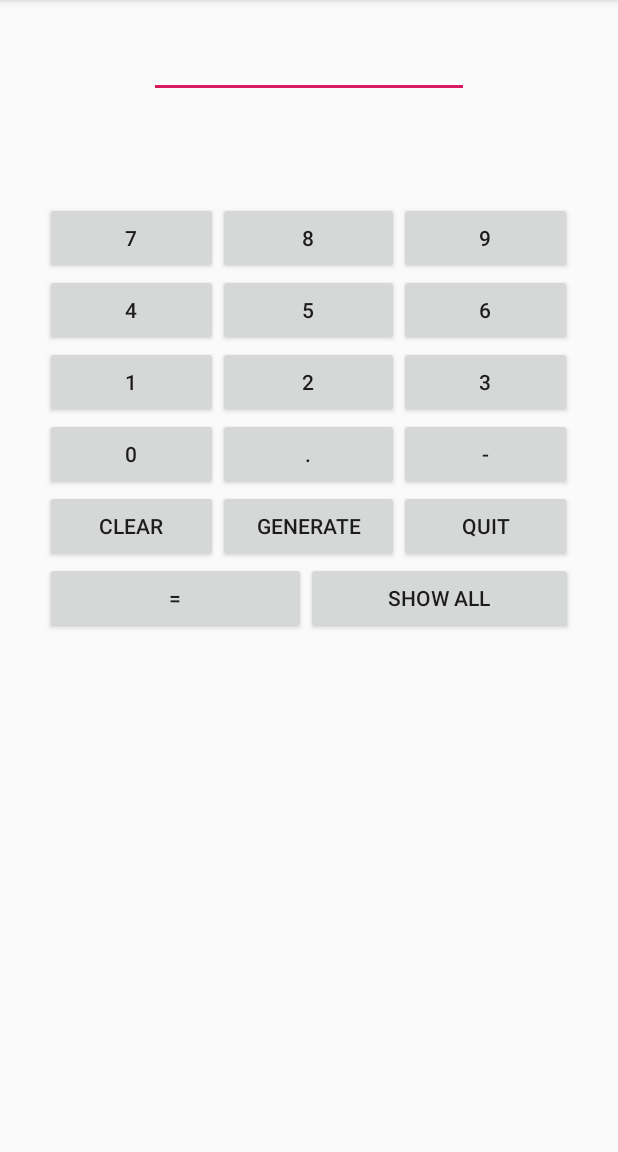
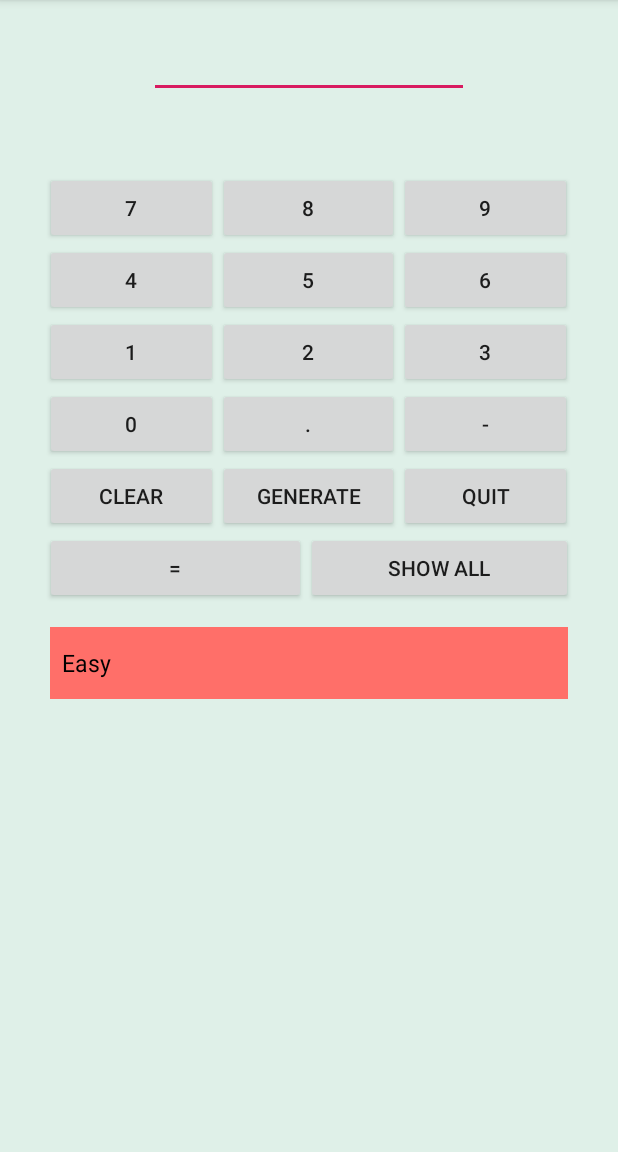
Before and after one commit to SahilGogna/Android-Calculator, an Android app: the screen it shows after launch (MainActivity), on a phone screen of 412 x 824 dp, the part 84-1236 px from its top. Run offline under Robolectric (Android 15) with nearby library versions, the phone set to English and light mode, and no system bars.

Commit message:
Difficulty levels added

```diff
--- a/app/src/main/java/com/example/sahilgogna/calculator/MainActivity.java
+++ b/app/src/main/java/com/example/sahilgogna/calculator/MainActivity.java
@@ -6,8 +6,11 @@ import android.support.v7.app.AppCompatActivity;
 import android.os.Bundle;
 import android.text.InputType;
 import android.view.View;
+import android.widget.AdapterView;
+import android.widget.ArrayAdapter;
 import android.widget.Button;
 import android.widget.EditText;
+import android.widget.Spinner;
 import android.widget.TextView;
 import android.widget.Toast;
 
@@ -16,7 +19,7 @@ import java.util.Random;
 
 import Model.FinalResult;
 
-public class MainActivity extends AppCompatActivity implements View.OnClickListener {
+public class MainActivity extends AppCompatActivity implements View.OnClickListener, AdapterView.OnItemSelectedListener {
 
     EditText resultInput;
     Button clear, quit;
@@ -27,6 +30,11 @@ public class MainActivity extends AppCompatActivity implements View.OnClickListe
     int number1, number2;
     String operation;
     ArrayList<FinalResult> list = new ArrayList<>();
+    Spinner spinner;
+    ArrayAdapter adapter;
+    ArrayList<String> difficultyLevels;
+    String selectedLevel;
+    int start;
 
     @Override
     protected void onCreate(Bundle savedInstanceState) {
@@ -68,6 +76,15 @@ public class MainActivity extends AppCompatActivity implements View.OnClickListe
         showAll = findViewById(R.id.showAll);
         equals = findViewById(R.id.equals);
         minus = findViewById(R.id.dash);
+
+        spinner = findViewById(R.id.spinner);
+        difficultyLevels =  new ArrayList<>();
+        difficultyLevels.add("Easy");
+        difficultyLevels.add("Medium");
+        difficultyLevels.add("Hard");
+        adapter = new ArrayAdapter(this, android.R.layout.simple_spinner_dropdown_item, difficultyLevels);
+        spinner.setAdapter(adapter);
+        spinner.setOnItemSelectedListener(this);
     }
 
     private void setOnClickListeners() {
@@ -194,10 +211,15 @@ public class MainActivity extends AppCompatActivity implements View.OnClickListe
         CountDownTimer countDownTimer = new CountDownTimer(3000,500) {
             @Override
             public void onTick(long millisUntilFinished) {
+                switch (selectedLevel){
+                    case "Easy": start = 10; break;
+                    case "Medium": start = 20; break;
+                    case "Hard": start = 40; break;
+                }
                 resultInput.setText(null);
                 Random random = new Random();
-                number1 = random.nextInt(100);
-                number2 = random.nextInt(100);
+                number1 = random.nextInt(start);
+                number2 = random.nextInt(start);
                 int index = random.nextInt(3);
                 operation = charcters[index];
                 generatedNumber.setText(number1+operation+number2);
@@ -210,4 +232,14 @@ public class MainActivity extends AppCompatActivity implements View.OnClickListe
         };
         countDownTimer.start();
     }
+
+    @Override
+    public void onItemSelected(AdapterView<?> parent, View view, int position, long id) {
+        selectedLevel = parent.getItemAtPosition(position).toString();
+    }
+
+    @Override
+    public void onNothingSelected(AdapterView<?> parent) {
+
+    }
 }
--- a/app/src/main/res/layout/activity_main.xml
+++ b/app/src/main/res/layout/activity_main.xml
@@ -5,7 +5,8 @@
     xmlns:tools="http://schemas.android.com/tools"
     android:layout_width="match_parent"
     android:layout_height="match_parent"
-    tools:context=".MainActivity">
+    tools:context=".MainActivity"
+    android:background="#dff0e8">
 
 
     <LinearLayout
@@ -13,7 +14,9 @@
         android:layout_width="match_parent"
         android:layout_height="wrap_content"
         android:orientation="vertical"
-        app:layout_constraintTop_toTopOf="parent">
+        app:layout_constraintTop_toTopOf="parent"
+        app:layout_constraintLeft_toLeftOf="parent"
+        app:layout_constraintRight_toRightOf="parent">
 
 
         <EditText
@@ -46,7 +49,7 @@
         app:layout_constraintTop_toBottomOf="@+id/FL"
         android:paddingLeft="30dp"
         android:paddingRight="30dp"
-        android:layout_marginTop="40dp">
+        android:layout_marginTop="20dp">
 
         <TableRow
             android:layout_width="match_parent"
@@ -55,7 +58,9 @@
 
             <Button
                 android:id="@+id/seven"
-                android:text="@string/seven"></Button>
+                android:text="@string/seven">
+
+            </Button>
             <Button
                 android:id="@+id/eight"
                 android:text="@string/eight"></Button>
@@ -131,6 +136,7 @@
     </TableLayout>
 
     <LinearLayout
+        android:id="@+id/bottomLayer"
         android:layout_width="match_parent"
         android:layout_height="wrap_content"
         android:orientation="horizontal"
@@ -152,7 +158,21 @@
             android:layout_height="wrap_content"
             android:layout_weight="1"
             android:text="@string/show_all" />
+
+
     </LinearLayout>
+
+    <Spinner
+        android:id="@+id/spinner"
+        android:layout_width="match_parent"
+        android:layout_height="wrap_content"
+        app:layout_constraintTop_toBottomOf="@id/bottomLayer"
+        android:layout_marginTop="15dp"
+        app:layout_constraintStart_toStartOf="@id/bottomLayer"
+        app:layout_constraintEnd_toEndOf="@id/bottomLayer"
+        android:layout_marginLeft="33dp"
+        android:layout_marginRight="33dp"
+        android:background="#ff6f69"/>
 
 
 </android.support.constraint.ConstraintLayout>
```
Also changed, not shown: app/src/main/res/drawable/button_shape.xml (added, +7 -0 lines), app/src/main/res/drawable/button_shape_pressed.xml (added, +13 -0 lines).
